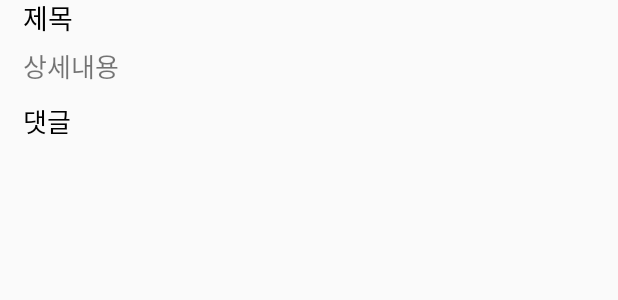
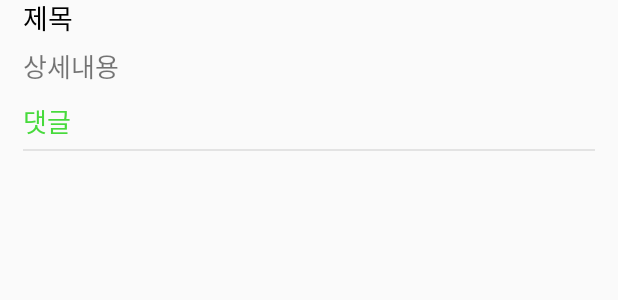
Before and after one commit to 2022-oasis-hackathon/oasis-here_and_there, an Android app: the layout activity_feed_detail.xml on its own in the app's theme, with its tools: preview values and no code run, on a phone screen of 412 x 824 dp. Shown: the part 494-794 px from the top of the screen. Run offline under Robolectric (Android 15) with nearby library versions, the light colour scheme and no system bars.

Commit message:
피드 댓글 기능 구현

```diff
--- a/app/src/main/java/com/mirror/oasis/pre/CommentData.java
+++ b/app/src/main/java/com/mirror/oasis/pre/CommentData.java
@@ -5,6 +5,7 @@ class CommentData {
     private String comment;
     private String time;
 
+    public CommentData() {}
     public CommentData(String nickName, String comment, String time) {
         this.nickName = nickName;
         this.comment = comment;
--- a/app/src/main/res/layout/activity_feed_detail.xml
+++ b/app/src/main/res/layout/activity_feed_detail.xml
@@ -54,7 +54,8 @@
         android:layout_below="@+id/top"
         android:layout_marginTop="15dp"
         android:layout_marginLeft="15dp"
-        android:layout_marginRight="15dp">
+        android:layout_marginRight="15dp"
+        android:layout_marginBottom="80dp">
 
         <LinearLayout
             android:layout_width="match_parent"
@@ -120,8 +121,15 @@
                 android:textSize="17dp"
                 android:fontFamily="@font/gmm"
                 android:text="댓글"
-                android:textColor="#000000"
+                android:textColor="#47DA3C"
                 android:layout_marginTop="10dp"/>
+
+            <LinearLayout
+                android:layout_width="match_parent"
+                android:layout_height="1dp"
+                android:background="#E3E3E3"
+                android:layout_below="@id/comment"
+                android:layout_marginTop="5dp"/>
 
             <androidx.recyclerview.widget.RecyclerView
                 android:id="@+id/commentRecyclerView"
--- a/app/src/main/res/layout/adapter_comment.xml
+++ b/app/src/main/res/layout/adapter_comment.xml
@@ -2,7 +2,7 @@
 <RelativeLayout xmlns:android="http://schemas.android.com/apk/res/android"
     android:layout_width="match_parent"
     android:layout_height="wrap_content"
-    android:layout_marginTop="5dp">
+    android:layout_marginTop="10dp">
 
     <TextView
         android:id="@+id/nickName"
```
Also changed, not shown: app/src/main/java/com/mirror/oasis/pre/CommentAdapter.java (+67 -1 lines), app/src/main/java/com/mirror/oasis/pre/FeedDetailActivity.java (+20 -4 lines).
